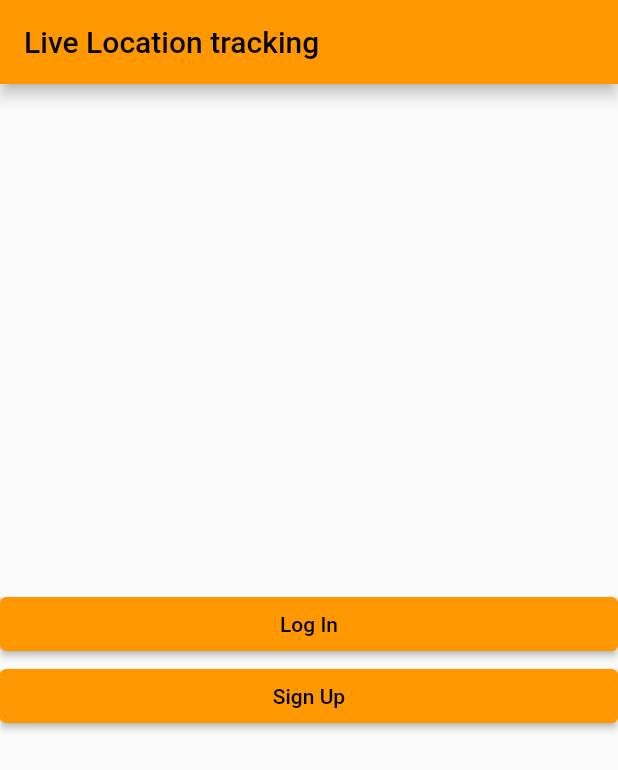
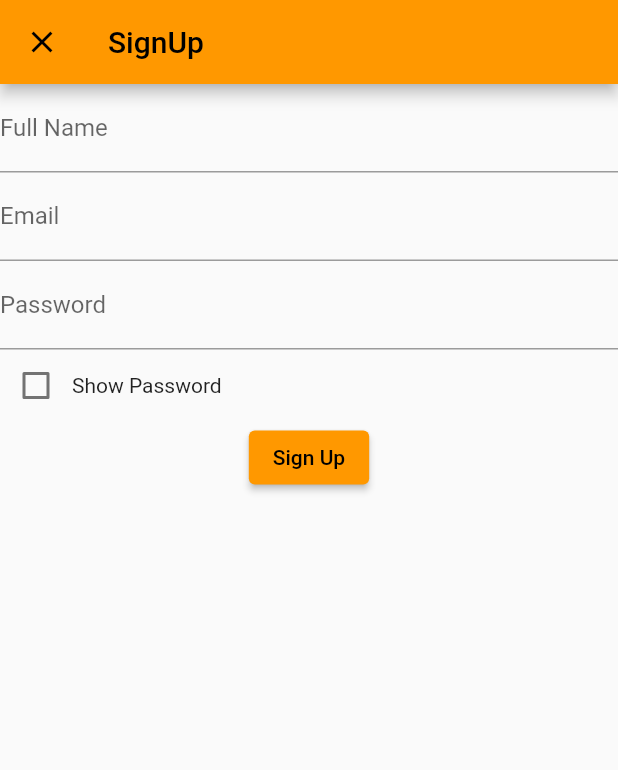
Before and after one commit to YashGargIND/live_location_tracking_app, a Flutter app: the screen it shows after launch, after a tap on "Sign Up", on a phone screen of 412 x 824 dp. Shown: the top 770 px of the screen. Run offline on Flutter 3.47's test engine with Material 2 defaults, Android fonts, the phone set to English and light mode, and no system bars; our stand-ins replace cloud_firestore, firebase_auth, firebase_core; accounts and stored records are empty.

Commit message:
user authentication complete

```diff
--- a/lib/pages/home.dart
+++ b/lib/pages/home.dart
@@ -1,4 +1,6 @@
 import 'package:flutter/material.dart';
+import 'login.dart';
+import 'signup.dart';
 
 class HomePage extends StatefulWidget {
   const HomePage({Key? key}) : super(key: key);
@@ -30,11 +32,11 @@ class _HomePageState extends State<HomePage> {
     );
   }
   void navigateToLoginPage(){
-          // Navigator.push(context, MaterialPageRoute(builder: (context) => LoginPage(), fullscreenDialog: true)
-        // );
+          Navigator.push(context, MaterialPageRoute(builder: (context) => LoginPage(), fullscreenDialog: true)
+        );
   }
   void navigateToSignUpPage(){
-          // Navigator.push(context, MaterialPageRoute(builder: (context) => SignUpPage(), fullscreenDialog: true)
-        // );
+          Navigator.push(context, MaterialPageRoute(builder: (context) => SignUpPage(), fullscreenDialog: true)
+        );
   }
 }
--- /dev/null
+++ b/lib/pages/signup.dart
@@ -0,0 +1,114 @@
+import 'welcome.dart';
+import 'package:flutter/material.dart';
+import 'package:firebase_auth/firebase_auth.dart';
+import 'package:cloud_firestore/cloud_firestore.dart';
+
+
+class SignUpPage extends StatefulWidget {
+  const SignUpPage({Key? key}) : super(key: key);
+
+  @override
+  State<SignUpPage> createState() => _SignUpPageState();
+}
+
+class _SignUpPageState extends State<SignUpPage> {
+  late String _name , _email, _password;
+  bool _showPassword = false;
+  final GlobalKey<FormState> _formKey = GlobalKey<FormState>();
+  @override
+  Widget build(BuildContext context) {
+    return Scaffold(
+      appBar: AppBar(
+        title: const Text('SignUp'),
+      ),
+      body: Column(
+        children: [
+          Form(
+            key : _formKey,
+            child: Column(
+              children: [
+                TextFormField(
+                  validator: (input){
+                    if(input!.isEmpty){
+                      return 'Please enter your name';
+                    }
+                    else{
+                      return '';
+                    }
+                  },
+                  onSaved: (input) => _name = input!,
+                  decoration: const InputDecoration(
+                    labelText: "Full Name",
+                  ),
+                ),
+                TextFormField(
+                  validator: (input){
+                    if(input!.isEmpty){
+                      return 'Please enter an Email';
+                    }
+                    else{
+                      return '';
+                    }
+                  },
+                  onSaved: (input) => _email = input!,
+                  decoration: const InputDecoration(
+                    labelText: "Email",
+                  ),
+                ),
+                TextFormField(
+                  validator: (input){
+                    if(input!.length < 8){
+                      return 'Please enter minimum 8 characters';
+                    }
+                    else{
+                      return '';
+                    }
+                  },
+                  onSaved: (input) => _password = input!,
+                  decoration: const InputDecoration(
+                    labelText: "Password",
+                  ),
+                  obscureText: !_showPassword,
+                ),
+                Row(
+                  children: [
+                    Checkbox(
+                      value: _showPassword,
+                      onChanged: (val) {
+                        setState(() {
+                          _showPassword = !_showPassword;
+                        });
+                      }),
+                    const Text('Show Password')
+                  ],
+                ),
+                ElevatedButton(
+                  onPressed: signIn,
+                  child: const Text('Sign Up')),
+
+            ]) ,)
+      ]),
+    );
+  }
+  Future<void> signIn() async{
+    final formState = _formKey.currentState;
+    if(formState!.validate()){
+      formState.save();
+      try{
+      UserCredential user = await FirebaseAuth.instance.createUserWithEmailAndPassword(email: _email, password: _password);
+      // user.user!.sendEmailVerification();
+      Navigator.of(context).pop();
+      CollectionReference users = FirebaseFirestore.instance.collection('users');
+      String uid = user.user!.uid.toString();
+      users.add({
+        "name" : _name,
+        "uid" : uid,
+      });
+      Navigator.pushReplacement(context, MaterialPageRoute(builder: (context) => WelcomePage(user : user)));
+      }
+      catch(err){
+        print(err);
+      }
+    }
+  }
+}
--- a/pubspec.yaml
+++ b/pubspec.yaml
@@ -36,6 +36,7 @@ dependencies:
   cupertino_icons: ^1.0.2
   firebase_auth: ^3.3.19
   firebase_core: ^1.17.1
+  cloud_firestore: ^3.1.17
 
 dev_dependencies:
   flutter_test:
```
Also changed, not shown: lib/pages/login.dart (added, +93 -0 lines), lib/pages/welcome.dart (added, +44 -0 lines), pubspec.lock, 3 other files.
